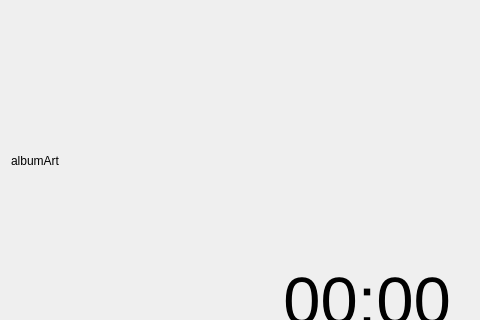
The window that mainwindow.ui (vicr123/tsscreenlock) describes before a commit, drawn with Qt 5; both pictures show x 0 to 480 and y 396 to 716 of the 734 by 937 pixel window.
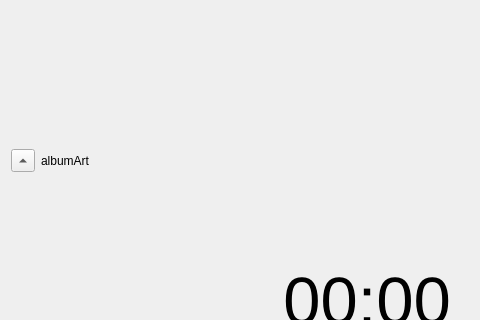
The same window after the commit. Icons and pictures are not drawn. Custom widgets are drawn as their Qt base class.

Commit message: MPRIS listens for PropertiesChanged now

The edit to the form file:
```diff
--- a/mainwindow.ui
+++ b/mainwindow.ui
@@ -580,6 +580,19 @@
        <enum>QFrame::Raised</enum>
       </property>
       <layout class="QHBoxLayout" name="horizontalLayout_4">
+       <item>
+        <widget class="QToolButton" name="mprisSelection">
+         <property name="text">
+          <string/>
+         </property>
+         <property name="popupMode">
+          <enum>QToolButton::InstantPopup</enum>
+         </property>
+         <property name="arrowType">
+          <enum>Qt::UpArrow</enum>
+         </property>
+        </widget>
+       </item>
        <item>
         <widget class="QLabel" name="mprisArt">
          <property name="text">
```
The commit also changes 6 other files.
